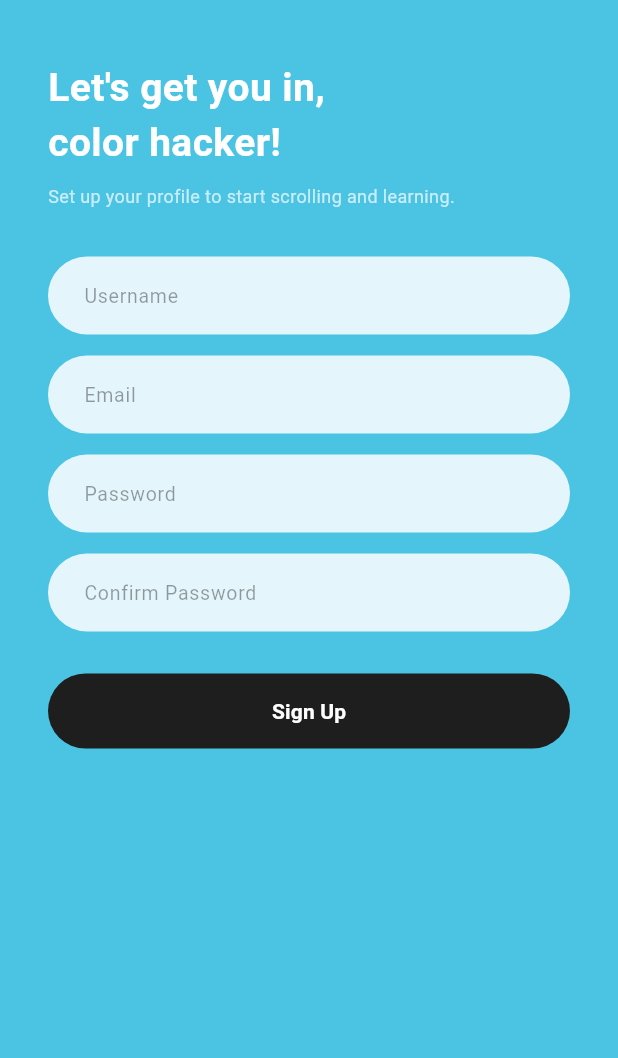
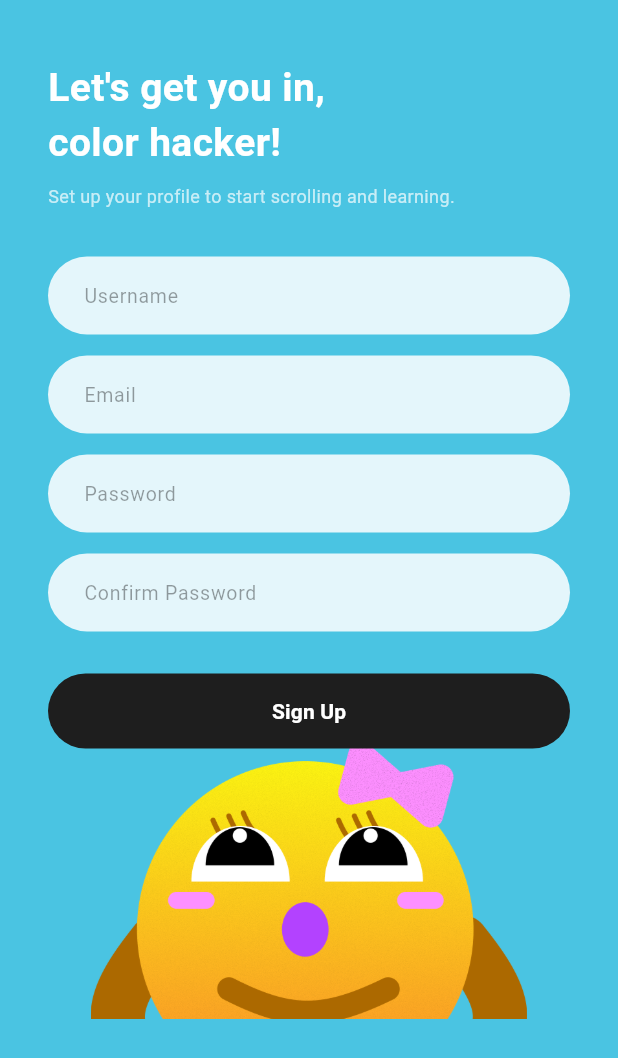
Before and after one commit to mandhanish/Chropamine, a Flutter app: the screen it shows after launch, scrolled down 576 dp, after a tap on "Login", after a tap on "Sign Up", on a phone screen of 412 x 824 dp. Shown: the top 1058 px of the screen. Run offline on Flutter 3.47's test engine with Material 3 defaults, Android fonts, the phone set to English and light mode, and no system bars.

Commit message:
update aset dan halaman login

```diff
--- a/lib/intropage.dart
+++ b/lib/intropage.dart
@@ -35,7 +35,8 @@ class _IntroScreenState extends State<IntroScreen>
       ),
     );
 
-    _logoRotate = Tween<double>(begin: -0.2, end: 0.0).animate(
+    // Dibuat 0.0 agar logo tegak lurus sesuai desain asli
+    _logoRotate = Tween<double>(begin: 0.0, end: 0.0).animate(
       CurvedAnimation(
         parent: _controller,
         curve: const Interval(0.0, 0.35, curve: Curves.easeOutBack),
@@ -86,7 +87,7 @@ class _IntroScreenState extends State<IntroScreen>
         physics: const BouncingScrollPhysics(),
         children: [
           _buildSplashPage(),
-          const WelcomePage(), // Memanggil widget dari file welcome_page.dart
+          const WelcomePage(),
         ],
       ),
     );
@@ -110,10 +111,12 @@ class _IntroScreenState extends State<IntroScreen>
                       angle: _logoRotate.value,
                       child: Transform.scale(
                         scale: _logoScale.value,
+                        // --- TEMPAT PEMANGGILAN LOGO BARU KAMU ---
                         child: Image.asset(
                           'assets/logo.png',
                           width: 140,
                           height: 140,
+                          fit: BoxFit.contain,
                           errorBuilder: (_, __, ___) => const Icon(
                             Icons.color_lens_rounded,
                             size: 110,
--- a/lib/loginpage.dart
+++ b/lib/loginpage.dart
@@ -8,8 +8,24 @@ class LoginPage extends StatelessWidget {
   Widget build(BuildContext context) {
     return Scaffold(
       backgroundColor: const Color(0xFFFFD15B),
-      body: SafeArea(
-        child: Padding(
+      body: Stack(
+        children: [
+          // 1. MASKOT SI BIRU (Posisi Paling Bawah)
+          Positioned(
+            bottom: -15, // Dibuat sedikit 'mengintip' dari bawah layar
+            left: 0,
+            right: 0,
+            child: Image.asset(
+              'assets/sibiru.png', // Pastikan file 'sibiru.png' ada di folder assets
+              height: 210,
+              fit: BoxFit.contain,
+              errorBuilder: (_, __, ___) => const SizedBox(),
+            ),
+          ),
+
+          // 2. KONTEN FORM LOGIN
+          SafeArea(
+            child: SingleChildScrollView(
               padding: const EdgeInsets.symmetric(horizontal: 32.0),
               child: Column(
                 crossAxisAlignment: CrossAxisAlignment.stretch,
@@ -52,10 +68,13 @@ class LoginPage extends StatelessWidget {
                     child: const Text('Login',
                         style: TextStyle(fontWeight: FontWeight.bold)),
                   ),
-              const Spacer(),
+                  // Ruang penyeimbang bawah agar tombol tidak tertutup maskot
+                  const SizedBox(height: 180),
                 ],
               ),
             ),
+          ),
+        ],
       ),
     );
   }
@@ -67,7 +86,7 @@ class LoginPage extends StatelessWidget {
         hintText: hint,
         hintStyle: const TextStyle(color: Colors.black38, fontSize: 13),
         filled: true,
-        fillColor: Colors.white.withOpacity(0.85),
+        fillColor: Colors.white.withValues(alpha: 0.85),
         contentPadding:
             const EdgeInsets.symmetric(horizontal: 20, vertical: 14),
         border: OutlineInputBorder(
--- a/lib/signuppage.dart
+++ b/lib/signuppage.dart
@@ -8,7 +8,23 @@ class SignupPage extends StatelessWidget {
   Widget build(BuildContext context) {
     return Scaffold(
       backgroundColor: const Color(0xFF4AC4E2),
-      body: SafeArea(
+      body: Stack(
+        children: [
+          // 1. MASKOT SI KUNING (Posisi Paling Bawah)
+          Positioned(
+            bottom: -20, // Mengintip sedikit dari bawah layar
+            left: 0,
+            right: 0,
+            child: Image.asset(
+              'assets/sikuning.png', // Pastikan file 'sikuning.png' ada di folder assets
+              height: 220,
+              fit: BoxFit.contain,
+              errorBuilder: (_, __, ___) => const SizedBox(),
+            ),
+          ),
+
+          // 2. KONTEN FORM SIGN UP
+          SafeArea(
             child: SingleChildScrollView(
               padding: const EdgeInsets.symmetric(horizontal: 32.0),
               child: Column(
@@ -56,10 +72,13 @@ class SignupPage extends StatelessWidget {
                     child: const Text('Sign Up',
                         style: TextStyle(fontWeight: FontWeight.bold)),
                   ),
-              const SizedBox(height: 40),
+                  // Ruang bawah agar tombol & form tidak tertutup maskot saat discroll
+                  const SizedBox(height: 180),
                 ],
               ),
             ),
+          ),
+        ],
       ),
     );
   }
@@ -71,7 +90,7 @@ class SignupPage extends StatelessWidget {
         hintText: hint,
         hintStyle: const TextStyle(color: Colors.black38, fontSize: 13),
         filled: true,
-        fillColor: Colors.white.withOpacity(0.85),
+        fillColor: Colors.white.withValues(alpha: 0.85),
         contentPadding:
             const EdgeInsets.symmetric(horizontal: 20, vertical: 14),
         border: OutlineInputBorder(
--- a/lib/welcomepage.dart
+++ b/lib/welcomepage.dart
@@ -7,8 +7,26 @@ class WelcomePage extends StatelessWidget {
 
   @override
   Widget build(BuildContext context) {
-    return Container(
-      color: const Color(0xFF5CC091),
+    return Scaffold(
+      backgroundColor: const Color(0xFF5CC091),
+      body: Stack(
+        children: [
+          // 1. MASKOT SI MERAH (Posisi Paling Bawah)
+          Positioned(
+            bottom: -20, // Menggeser sedikit ke bawah agar tampak seperti 'mengintip' dari bawah layar
+            left: 0,
+            right: 0,
+            child: Image.asset(
+              'assets/simerah.png', // Pastikan nama & path file sesuai di pubspec.yaml
+              height: 220, // Adjust tinggi maskot sesuai selera
+              fit: BoxFit.contain,
+              errorBuilder: (_, __, ___) => const SizedBox(), // Tampilan kosong jika aset belum ada
+            ),
+          ),
+
+          // 2. KONTEN UTAMA (Teks & Tombol)
+          SafeArea(
+            child: Padding(
               padding: const EdgeInsets.symmetric(horizontal: 32.0),
               child: Column(
                 mainAxisAlignment: MainAxisAlignment.center,
@@ -23,6 +41,8 @@ class WelcomePage extends StatelessWidget {
                     ),
                   ),
                   const SizedBox(height: 40),
+
+                  // Tombol Login
                   ElevatedButton(
                     onPressed: () {
                       Navigator.push(
@@ -38,10 +58,14 @@ class WelcomePage extends StatelessWidget {
                         borderRadius: BorderRadius.circular(25),
                       ),
                     ),
-            child: const Text('Login',
-                style: TextStyle(fontWeight: FontWeight.bold)),
+                    child: const Text(
+                      'Login',
+                      style: TextStyle(fontWeight: FontWeight.bold),
+                    ),
                   ),
                   const SizedBox(height: 14),
+
+                  // Tombol Sign Up
                   ElevatedButton(
                     onPressed: () {
                       Navigator.push(
@@ -57,8 +81,17 @@ class WelcomePage extends StatelessWidget {
                         borderRadius: BorderRadius.circular(25),
                       ),
                     ),
-            child: const Text('Sign Up',
-                style: TextStyle(fontWeight: FontWeight.bold)),
+                    child: const Text(
+                      'Sign Up',
+                      style: TextStyle(fontWeight: FontWeight.bold),
+                    ),
+                  ),
+
+                  // Ruang jarak bawah agar tombol tidak bertabrakan dengan maskot
+                  const SizedBox(height: 180),
+                ],
+              ),
+            ),
           ),
         ],
       ),
```
Also changed, not shown: pubspec.yaml (+7 -1 lines), assets/logo.png (added), assets/sibiru.png (added), assets/sikuning.png (added), assets/simerah.png (added). Lines whose indentation alone changed are shown as unchanged.
